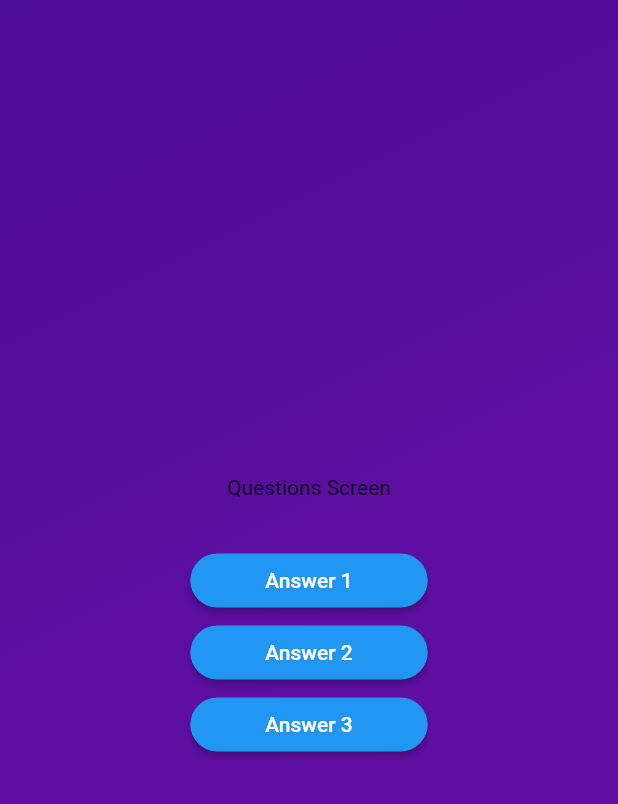
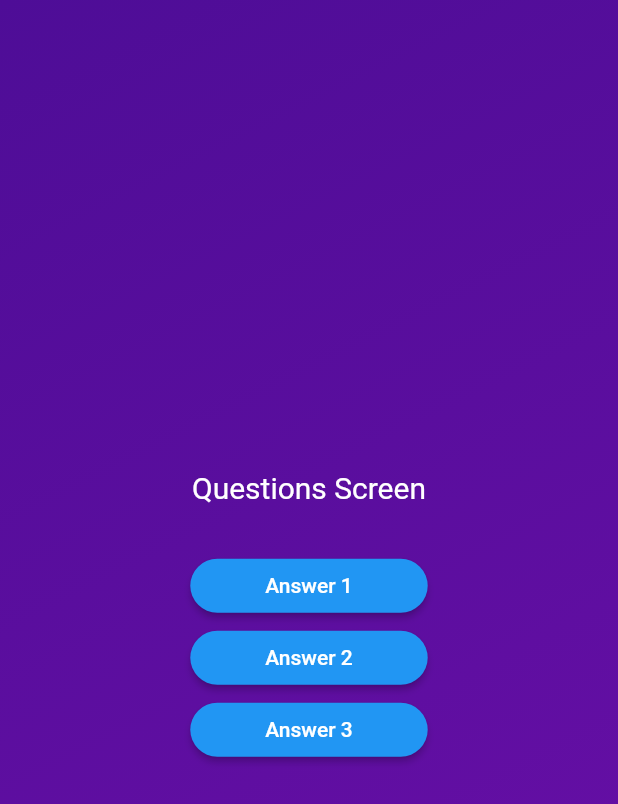
Before and after one commit to alvdev/mobile-apps, a Flutter app: the screen it shows after launch, after a tap on "Start Quiz", on a phone screen of 412 x 824 dp. Shown: the top 804 px of the screen. Run offline on Flutter 3.47's test engine with Material 2 defaults, Android fonts, the phone set to English and light mode, and no system bars; our stand-ins replace cloud_firestore, firebase_auth, firebase_core, font_awesome_flutter, google_fonts, google_sign_in and 2 more; accounts and stored records are empty; network calls fail.

Commit message:
add style to question text

```diff
--- a/quiz/lib/questions_screen.dart
+++ b/quiz/lib/questions_screen.dart
@@ -18,7 +18,10 @@ class _QuestionsScreenState extends State<QuestionsScreen> {
       child: Column(
         mainAxisAlignment: MainAxisAlignment.center,
         children: [
-          const Text('Questions Screen'),
+          const Text(
+            'Questions Screen',
+            style: TextStyle(fontSize: 20, color: Colors.white),
+          ),
           const SizedBox(height: 30),
           AnswerButton(answer: 'Answer 1', onTap: () {}),
           AnswerButton(answer: 'Answer 2', onTap: () {}),
```
